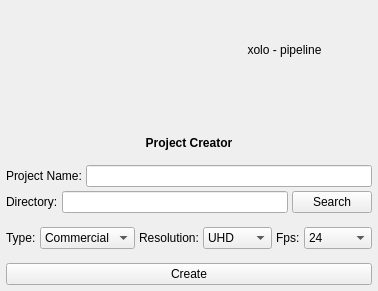
ronnyascencio/Xolo, file xo/ui/pcreator.ui: the form before one commit.
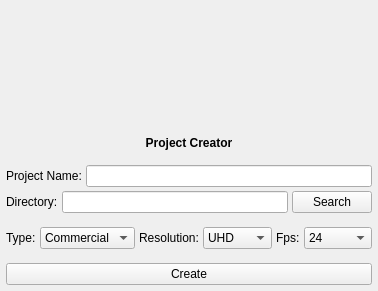
The form after the commit. Icons and pictures are not drawn.

The edit to the form file:
```diff
--- a/xo/ui/pcreator.ui
+++ b/xo/ui/pcreator.ui
@@ -6,7 +6,7 @@
    <rect>
     <x>0</x>
     <y>0</y>
-    <width>328</width>
+    <width>344</width>
     <height>291</height>
    </rect>
   </property>
@@ -53,22 +53,6 @@
        </property>
        <property name="scaledContents">
         <bool>false</bool>
-       </property>
-       <property name="alignment">
-        <set>Qt::AlignLeading|Qt::AlignLeft|Qt::AlignVCenter</set>
-       </property>
-      </widget>
-     </item>
-     <item>
-      <widget class="QLabel" name="label_4">
-       <property name="maximumSize">
-        <size>
-         <width>16777215</width>
-         <height>100</height>
-        </size>
-       </property>
-       <property name="text">
-        <string>xolo - pipeline</string>
        </property>
        <property name="alignment">
         <set>Qt::AlignCenter</set>
```
